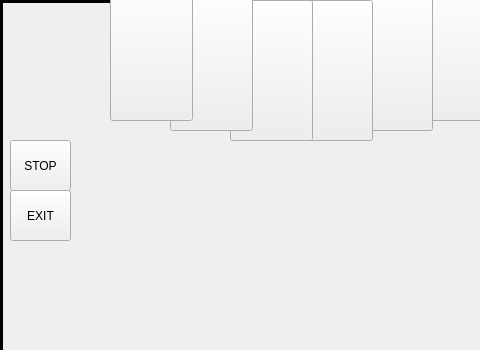
This is SkullKing/server.ui in faezehghiasi/SkullKing_Game as Qt 5 draws it before an edit; both pictures show x 0 to 480 and y 0 to 350 of the 630 by 700 pixel window. The edited form follows.
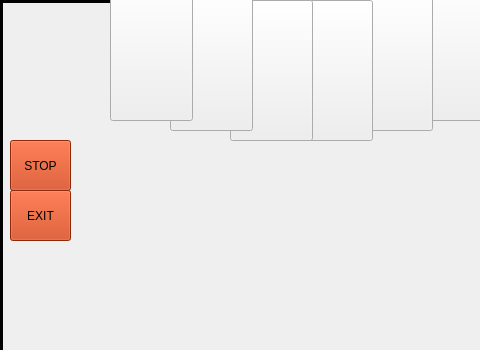
This is the edited form. Icons and pictures are not drawn.

Commit message: Exit button for client and server was written

What changed in the file:
```diff
--- a/SkullKing/server.ui
+++ b/SkullKing/server.ui
@@ -149,6 +149,11 @@
        <height>51</height>
       </rect>
      </property>
+     <property name="styleSheet">
+      <string notr="true">background-color: rgb(200, 56, 12);
+color: rgb(0, 0, 0);
+font: 600 10pt &quot;Sitka Small Semibold&quot;;</string>
+     </property>
      <property name="text">
       <string>EXIT</string>
      </property>
@@ -162,20 +167,15 @@
        <height>51</height>
       </rect>
      </property>
+     <property name="styleSheet">
+      <string notr="true">background-color: rgb(200, 56, 12);
+color: rgb(0, 0, 0);
+font: 600 10pt &quot;Sitka Small Semibold&quot;;</string>
+     </property>
      <property name="text">
       <string>STOP</string>
      </property>
     </widget>
-    <widget class="QWidget" name="widget_2" native="true">
-     <property name="geometry">
-      <rect>
-       <x>0</x>
-       <y>0</y>
-       <width>630</width>
-       <height>700</height>
-      </rect>
-     </property>
-    </widget>
    </widget>
   </widget>
  </widget>
```
The commit also changes 6 other files.
